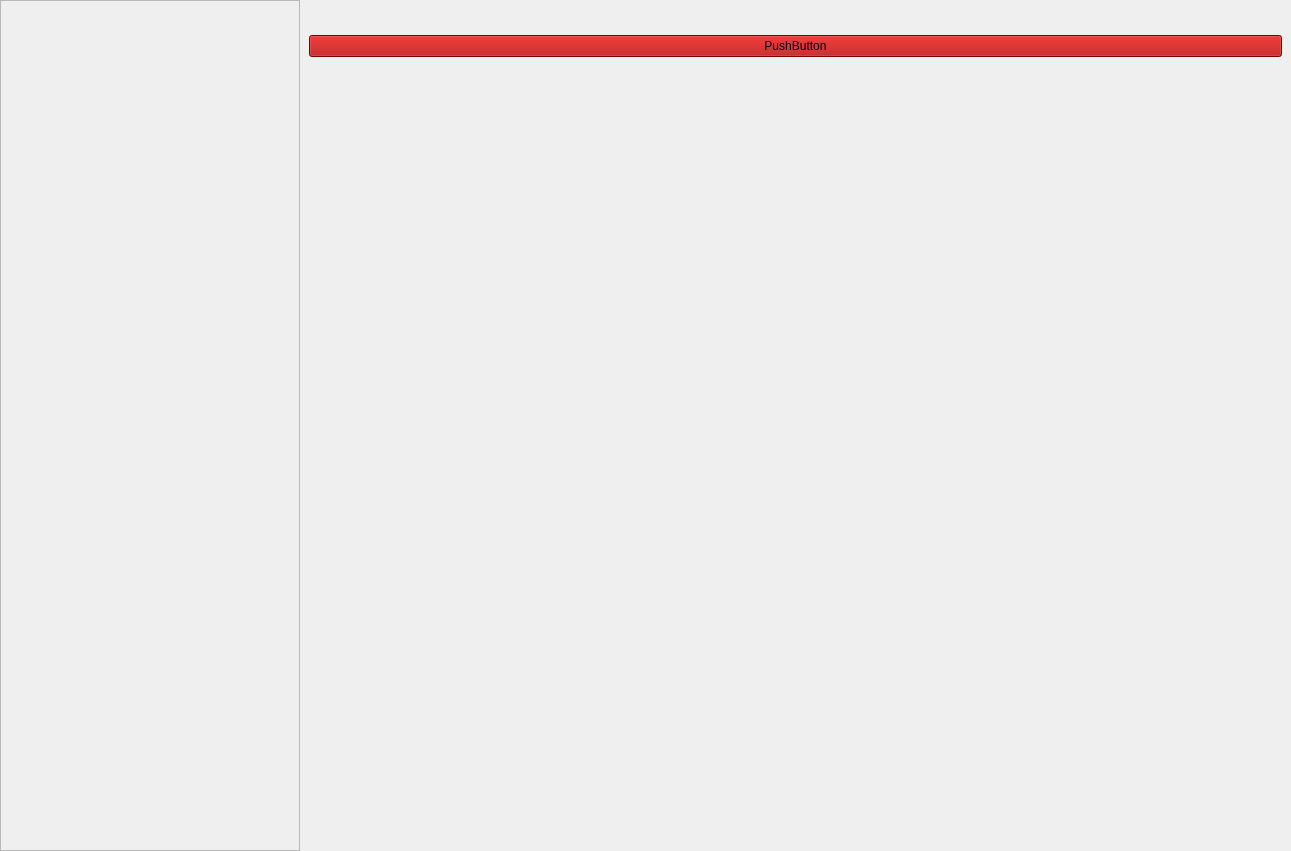
1663784811/qt_test, file admin/widget.ui: the form before one commit.
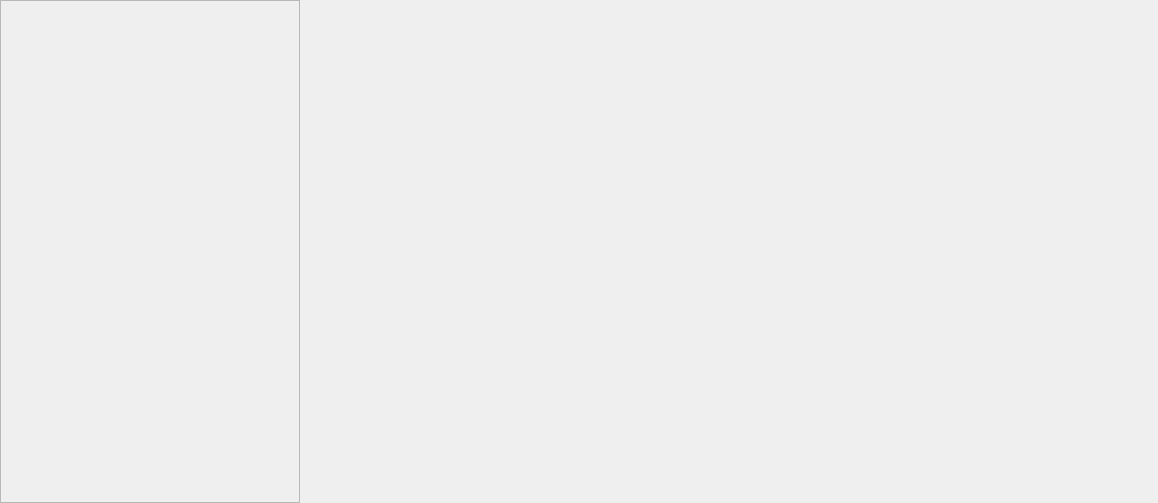
The form after the commit.

What changed in the file:
```diff
--- a/admin/widget.ui
+++ b/admin/widget.ui
@@ -6,8 +6,8 @@
    <rect>
     <x>0</x>
     <y>0</y>
-    <width>1291</width>
-    <height>851</height>
+    <width>1158</width>
+    <height>503</height>
    </rect>
   </property>
   <property name="windowTitle">
@@ -54,60 +54,14 @@
         <x>0</x>
         <y>0</y>
         <width>298</width>
-        <height>849</height>
+        <height>501</height>
        </rect>
       </property>
      </widget>
     </widget>
    </item>
    <item>
-    <widget class="QWidget" name="widget" native="true">
-     <layout class="QVBoxLayout" name="verticalLayout">
-      <item>
-       <spacer name="horizontalSpacer">
-        <property name="orientation">
-         <enum>Qt::Orientation::Horizontal</enum>
-        </property>
-        <property name="sizeHint" stdset="0">
-         <size>
-          <width>40</width>
-          <height>20</height>
-         </size>
-        </property>
-       </spacer>
-      </item>
-      <item>
-       <widget class="QWidget" name="widget_2" native="true">
-        <property name="sizePolicy">
-         <sizepolicy hsizetype="Preferred" vsizetype="Fixed">
-          <horstretch>0</horstretch>
-          <verstretch>0</verstretch>
-         </sizepolicy>
-        </property>
-       </widget>
-      </item>
-      <item>
-       <widget class="QPushButton" name="testBtn">
-        <property name="text">
-         <string>PushButton</string>
-        </property>
-       </widget>
-      </item>
-      <item>
-       <spacer name="verticalSpacer">
-        <property name="orientation">
-         <enum>Qt::Orientation::Vertical</enum>
-        </property>
-        <property name="sizeHint" stdset="0">
-         <size>
-          <width>20</width>
-          <height>40</height>
-         </size>
-        </property>
-       </spacer>
-      </item>
-     </layout>
-    </widget>
+    <widget class="QStackedWidget" name="stackedWidget"/>
    </item>
   </layout>
  </widget>
```
